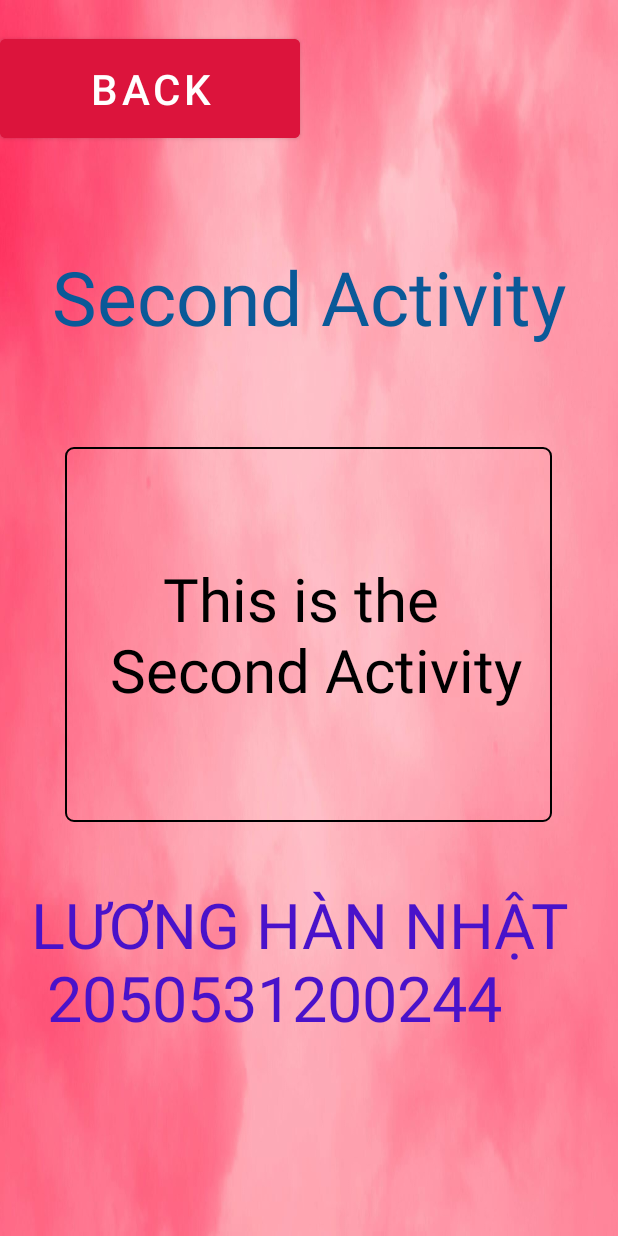
After one commit to LHanNhat20T2/BTLT_Android, an Android app: the Activity_second screen opened directly, with no data from a screen before it, on a phone screen of 412 x 824 dp. The commit adds this screen. Run offline under Robolectric (Android 15) with nearby library versions, the phone set to English and light mode, and no system bars.

Commit message:
commit intent activity

```diff
--- a/app/src/main/AndroidManifest.xml
+++ b/app/src/main/AndroidManifest.xml
@@ -14,6 +14,12 @@
         android:theme="@style/Theme.BTLT_Android"
         tools:targetApi="31">
         <activity
+            android:name=".Activity_second"
+            android:exported="true" />
+        <activity
+            android:name=".Activity_first"
+            android:exported="true" />
+        <activity
             android:name=".MainActivity"
             android:exported="true">
             <intent-filter>
--- /dev/null
+++ b/app/src/main/java/com/example/btlt_android/Activity_second.java
@@ -0,0 +1,26 @@
+package com.example.btlt_android;
+
+import androidx.appcompat.app.AppCompatActivity;
+
+import android.content.Intent;
+import android.os.Bundle;
+import android.view.View;
+import android.widget.Button;
+
+public class Activity_second extends AppCompatActivity {
+    Button btnback;
+    @Override
+    protected void onCreate(Bundle savedInstanceState) {
+        super.onCreate(savedInstanceState);
+        setContentView(R.layout.activity_second);
+        btnback = (Button) findViewById(R.id.btnBackAcFirst);
+//        event quay lại activity 1
+        btnback.setOnClickListener(new View.OnClickListener() {
+            @Override
+            public void onClick(View view) {
+                Intent it = new Intent(Activity_second.this, Activity_first.class);
+                startActivity(it);
+            }
+        });
+    }
+}
--- /dev/null
+++ b/app/src/main/res/drawable/bordertxtsecond.xml
@@ -0,0 +1,5 @@
+<?xml version="1.0" encoding="utf-8"?>
+<shape xmlns:android="http://schemas.android.com/apk/res/android">
+    <stroke android:width="1dp" android:color="#000"/>
+    <corners android:radius="5dp" />
+</shape>
--- /dev/null
+++ b/app/src/main/res/layout/activity_second.xml
@@ -0,0 +1,54 @@
+<?xml version="1.0" encoding="utf-8"?>
+<RelativeLayout xmlns:android="http://schemas.android.com/apk/res/android"
+    xmlns:app="http://schemas.android.com/apk/res-auto"
+    xmlns:tools="http://schemas.android.com/tools"
+    android:layout_width="match_parent"
+    android:layout_height="match_parent"
+    android:background="@drawable/img_bgr_ac_second"
+    tools:context=".Activity_second">
+
+    <LinearLayout
+        android:layout_width="match_parent"
+        android:layout_height="match_parent"
+        android:orientation="vertical">
+        <!--Button chuyển activity 1-->
+        <Button
+            android:id="@+id/btnBackAcFirst"
+            android:layout_width="200dp"
+            android:layout_height="wrap_content"
+            android:layout_marginTop="20dp"
+            android:backgroundTint="#DC143C"
+            android:padding="14dp"
+            android:text="@string/backactivityfirst"
+            android:textSize="28sp" />
+        <!--Second Activity-->
+        <TextView
+            android:layout_width="match_parent"
+            android:layout_height="200dp"
+            android:gravity="center"
+            android:text="@string/tvactivitysecond"
+            android:textColor="#0A5998"
+            android:textSize="50sp" />
+        <!--content Activity-->
+        <TextView
+            android:layout_width="wrap_content"
+            android:layout_height="250dp"
+            android:layout_gravity="center"
+            android:background="@drawable/bordertxtsecond"
+            android:gravity="center"
+            android:padding="20dp"
+            android:text="@string/tvsecond"
+            android:textColor="@color/black"
+            android:textSize="40sp" />
+        <!-- My ìnfo-->
+        <TextView
+            android:layout_width="wrap_content"
+            android:layout_height="wrap_content"
+            android:layout_gravity="center"
+            android:layout_marginTop="40dp"
+            android:text="@string/myinf"
+            android:textAllCaps="true"
+            android:textColor="#4912CA"
+            android:textSize="42sp" />
+    </LinearLayout>
+</RelativeLayout>
--- a/app/src/main/res/values-night/themes.xml
+++ b/app/src/main/res/values-night/themes.xml
@@ -1,6 +1,6 @@
 <resources xmlns:tools="http://schemas.android.com/tools">
     <!-- Base application theme. -->
-    <style name="Theme.BTLT_Android" parent="Theme.MaterialComponents.DayNight.DarkActionBar">
+    <style name="Theme.BTLT_Android" parent="Theme.MaterialComponents.DayNight.NoActionBar">
         <!-- Primary brand color. -->
         <item name="colorPrimary">@color/purple_200</item>
         <item name="colorPrimaryVariant">@color/purple_700</item>
--- a/app/src/main/res/values/strings.xml
+++ b/app/src/main/res/values/strings.xml
@@ -1,3 +1,9 @@
 <resources>
     <string name="app_name">BTLT_Android</string>
+    <string name="textviewtop">First Activity</string>
+    <string name="tvactivitysecond">Second Activity</string>
+    <string name="btnclick">CLICK ME</string>
+    <string name="myinf">Lương Hàn Nhật \n 2050531200244</string>
+    <string name="tvsecond">This is the \n Second Activity</string>
+    <string name="backactivityfirst">Back</string>
 </resources>
--- a/app/src/main/res/values/themes.xml
+++ b/app/src/main/res/values/themes.xml
@@ -1,6 +1,6 @@
 <resources xmlns:tools="http://schemas.android.com/tools">
     <!-- Base application theme. -->
-    <style name="Theme.BTLT_Android" parent="Theme.MaterialComponents.DayNight.DarkActionBar">
+    <style name="Theme.BTLT_Android" parent="Theme.MaterialComponents.DayNight.NoActionBar">
         <!-- Primary brand color. -->
         <item name="colorPrimary">@color/purple_500</item>
         <item name="colorPrimaryVariant">@color/purple_700</item>
```
Also changed, not shown: app/src/main/java/com/example/btlt_android/Activity_first.java (added, +26 -0 lines), app/src/main/java/com/example/btlt_android/MainActivity.java (deleted, +0 -14 lines), app/src/main/res/layout/activity_first.xml (added, +51 -0 lines), app/src/main/res/layout/activity_main.xml (deleted, +0 -10 lines), app/src/main/res/drawable/img_arroudup.png (added), app/src/main/res/drawable/img_backgroud.jpg (added), app/src/main/res/drawable/img_bgd.jpg (added), app/src/main/res/drawable/img_bgdsingup.jpg (added), app/src/main/res/drawable/img_bgr_ac_second.jpg (added).
